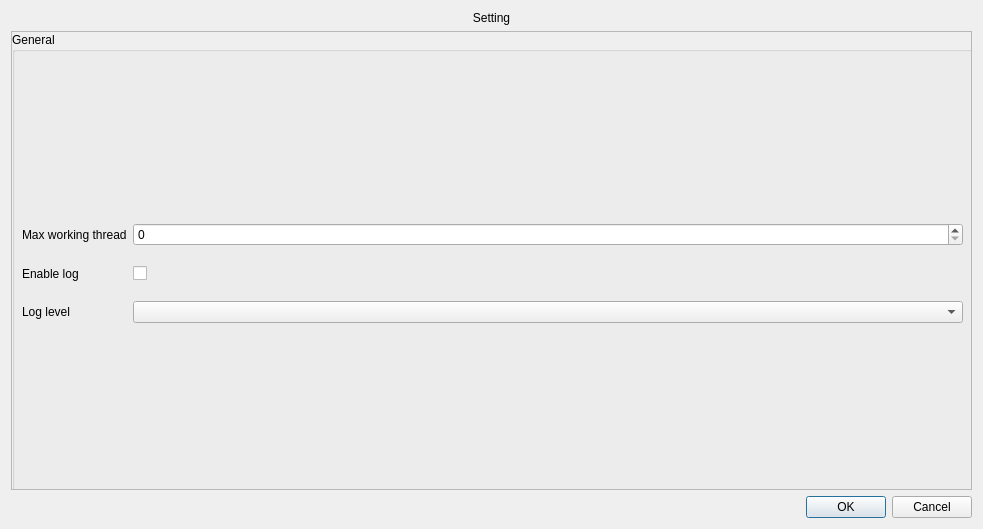
First picture: the form in karin_settingdialog.ui, repository glKarin/file_transfer, before the edit.
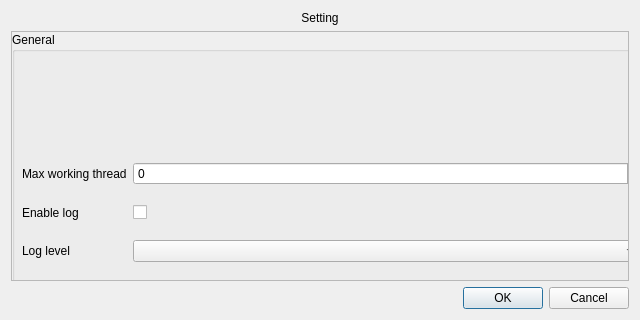
Second picture: the form after the edit.

The edit to the form file:
```diff
--- a/karin_settingdialog.ui
+++ b/karin_settingdialog.ui
@@ -6,8 +6,8 @@
    <rect>
     <x>0</x>
     <y>0</y>
-    <width>983</width>
-    <height>529</height>
+    <width>640</width>
+    <height>320</height>
    </rect>
   </property>
   <property name="windowTitle">
@@ -37,8 +37,8 @@
        <rect>
         <x>0</x>
         <y>0</y>
-        <width>963</width>
-        <height>462</height>
+        <width>640</width>
+        <height>320</height>
        </rect>
       </property>
       <widget class="QWidget" name="verticalLayoutWidget">
@@ -46,8 +46,8 @@
         <rect>
          <x>0</x>
          <y>0</y>
-         <width>961</width>
-         <height>461</height>
+         <width>640</width>
+         <height>320</height>
         </rect>
        </property>
        <layout class="QVBoxLayout" name="verticalLayout_2">
@@ -61,8 +61,8 @@
             <rect>
              <x>0</x>
              <y>20</y>
-             <width>961</width>
-             <height>441</height>
+             <width>640</width>
+             <height>320</height>
             </rect>
            </property>
            <layout class="QFormLayout" name="form_layout">
```
